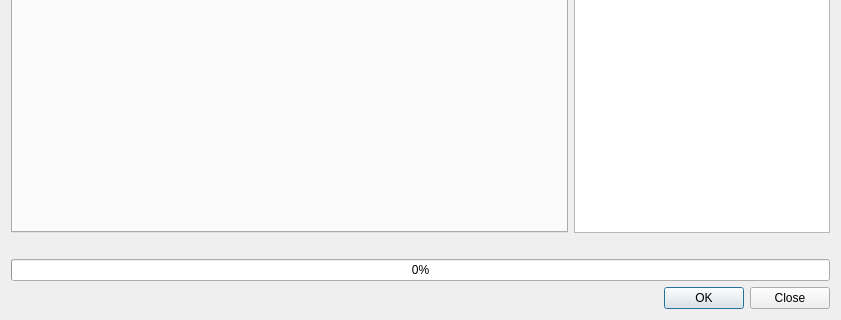
qgis/QGIS, file python/plugins/processing/ui/DlgAlgorithmBase.ui: the form before one commit; both pictures show x 0 to 841 and y 205 to 525 of the 841 by 525 pixel window.
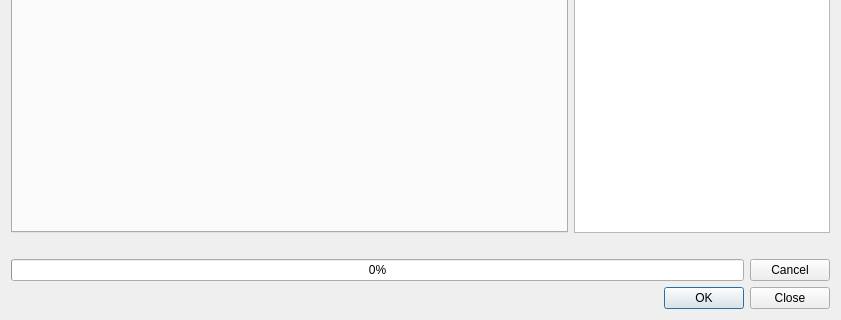
The form after the commit.

Commit message: Add a cancel button for algorithms which support cancelation

Patch:
```diff
--- a/python/plugins/processing/ui/DlgAlgorithmBase.ui
+++ b/python/plugins/processing/ui/DlgAlgorithmBase.ui
@@ -104,11 +104,25 @@
     </widget>
    </item>
    <item>
-    <widget class="QProgressBar" name="progressBar">
-     <property name="value">
+    <layout class="QHBoxLayout" name="horizontalLayout_3">
+     <property name="topMargin">
       <number>0</number>
      </property>
-    </widget>
+     <item>
+      <widget class="QProgressBar" name="progressBar">
+       <property name="value">
+        <number>0</number>
+       </property>
+      </widget>
+     </item>
+     <item>
+      <widget class="QPushButton" name="buttonCancel">
+       <property name="text">
+        <string>Cancel</string>
+       </property>
+      </widget>
+     </item>
+    </layout>
    </item>
    <item>
     <widget class="QDialogButtonBox" name="buttonBox">
```
Left out of the diff: 33 changed lines with no effect on the pictures. The commit also changes 5 other files.
